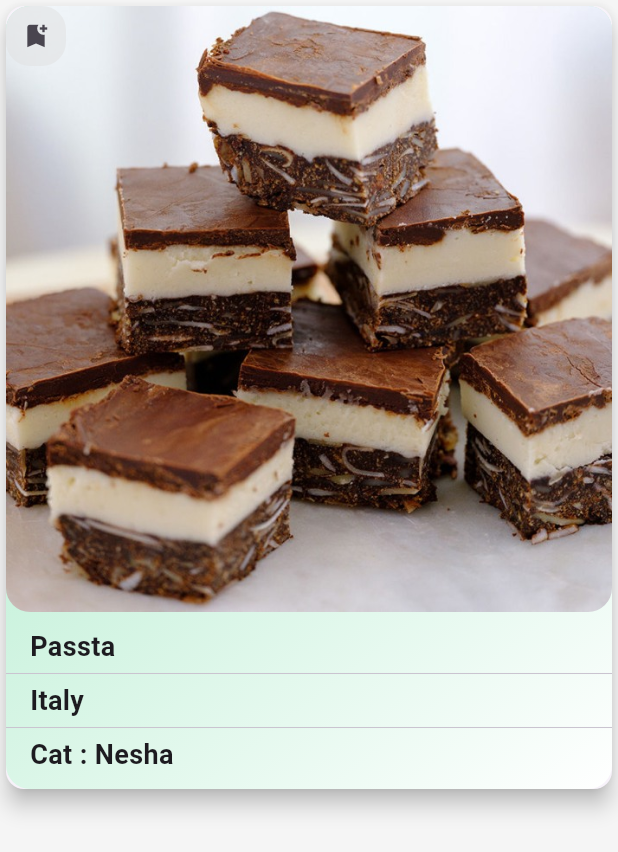
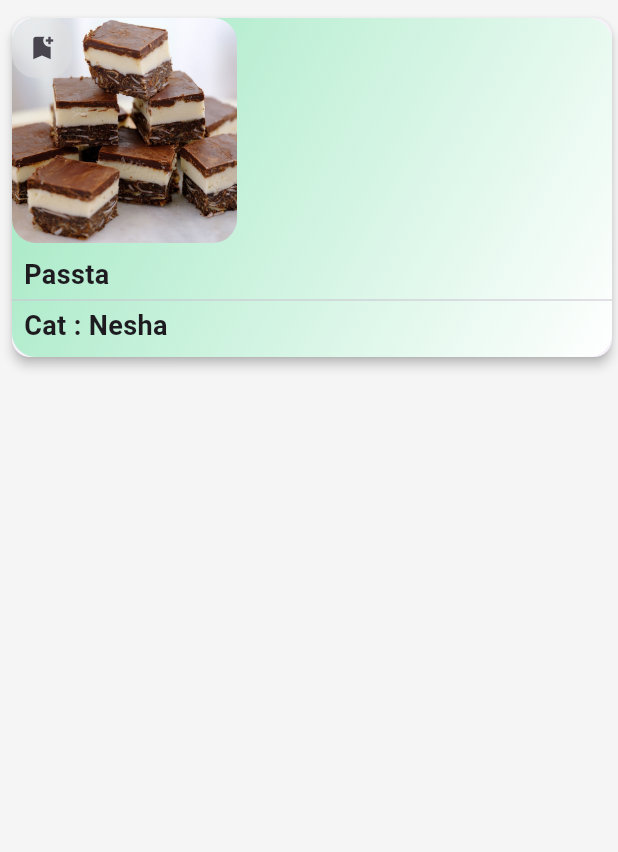
Before and after one commit to Waheed-Ashraf/CookIt-App, a Flutter app: the MealItem widget shown alone on an empty page, opened directly, on a phone screen of 412 x 824 dp. Shown: the top 852 px of the screen. Run offline on Flutter 3.47's test engine with Material 3 defaults, Android fonts, the phone set to English and light mode, and no system bars; our stand-ins replace card_swiper, dio, get_it, google_nav_bar.

```diff
--- a/lib/Featuers/HomePage/Presentation/Views/Widgets/meal_item.dart
+++ b/lib/Featuers/HomePage/Presentation/Views/Widgets/meal_item.dart
@@ -5,17 +5,16 @@ import 'package:cook_it_app/constent.dart';
 import 'package:flutter/material.dart';
 
 class MealItem extends StatelessWidget {
-  // final double cardWidth;
-  // final double cardHight;
-
   const MealItem({
     super.key,
   });
 
   @override
   Widget build(BuildContext context) {
-    return Card(
-      elevation: 6,
+    return Padding(
+      padding: const EdgeInsets.fromLTRB(4, 8, 0, 8),
+      child: Card(
+        elevation: 3,
         child: Container(
           decoration: const BoxDecoration(
               gradient: LinearGradient(
@@ -31,47 +30,40 @@ class MealItem extends StatelessWidget {
                 children: [
                   ClipRRect(
                     borderRadius: BorderRadius.circular(16),
-                  child: Image.asset(AssetsData.testImage),
+                    child: Image.asset(
+                      AssetsData.testImage,
+                      width: 150,
+                    ),
                   ),
                   const Positioned(child: BookMarkWidget()),
                 ],
               ),
               const SizedBox(
-              height: 10,
+                height: 8,
               ),
               const Padding(
-              padding: EdgeInsets.only(left: 16),
+                padding: EdgeInsets.only(left: 8),
                 child: Text(
                   'Passta',
                   style: Styles.textStyle18,
                 ),
               ),
               const Divider(
-              height: 10,
+                height: 8,
                 thickness: .7,
               ),
               const Padding(
-              padding: EdgeInsets.only(left: 16),
-              child: Text(
-                'Italy',
-                style: Styles.textStyle18,
-              ),
-            ),
-            const Divider(
-              height: 10,
-              thickness: .7,
-            ),
-            const Padding(
-              padding: EdgeInsets.only(left: 16),
+                padding: EdgeInsets.only(left: 8),
                 child: Text(
                   'Cat : Nesha',
                   style: Styles.textStyle18,
                 ),
               ),
               const SizedBox(
-              height: 10,
+                height: 8,
               )
             ],
+          ),
         ),
       ),
     );
```
Also changed, not shown: lib/Featuers/HomePage/Presentation/Views/Widgets/egyption_food_List.dart (added, +20 -0 lines), lib/Featuers/HomePage/Presentation/Views/Widgets/featured_meal_item.dart (added, +76 -0 lines), lib/Featuers/HomePage/Presentation/Views/home_view.dart (+9 -4 lines). Lines whose indentation alone changed are shown as unchanged.
